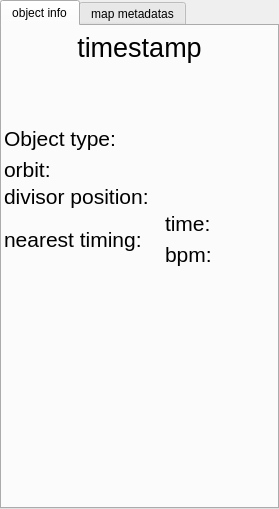
xiangCaO233/MusicMapMaker, file src/ui/infoui/metaui/mmetas.ui: the form before one commit.
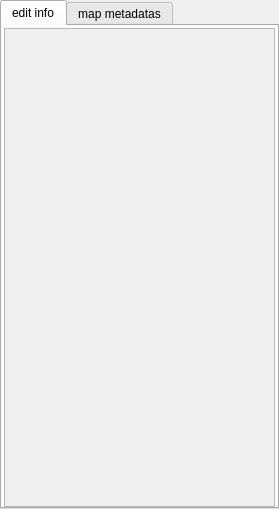
The form after the commit. Icons and pictures are not drawn. Custom widgets are drawn as their Qt base class.

Patch:
```diff
--- a/src/ui/infoui/metaui/mmetas.ui
+++ b/src/ui/infoui/metaui/mmetas.ui
@@ -13,7 +13,7 @@
   <property name="windowTitle">
    <string>Form</string>
   </property>
-  <layout class="QVBoxLayout" name="verticalLayout_3">
+  <layout class="QVBoxLayout" name="verticalLayout_2">
    <property name="spacing">
     <number>0</number>
    </property>
@@ -36,7 +36,7 @@
      </property>
      <widget class="QWidget" name="objectinfo_tab">
       <attribute name="title">
-       <string>object info</string>
+       <string>edit info</string>
       </attribute>
       <layout class="QVBoxLayout" name="verticalLayout_4">
        <property name="spacing">
@@ -55,511 +55,58 @@
         <number>0</number>
        </property>
        <item>
-        <widget class="QWidget" name="timestamp_info" native="true">
-         <layout class="QVBoxLayout" name="verticalLayout">
-          <property name="spacing">
-           <number>16</number>
+        <widget class="QScrollArea" name="scrollArea">
+         <property name="widgetResizable">
+          <bool>true</bool>
+         </property>
+         <widget class="QWidget" name="scrollAreaWidgetContents">
+          <property name="geometry">
+           <rect>
+            <x>0</x>
+            <y>0</y>
+            <width>269</width>
+            <height>477</height>
+           </rect>
           </property>
-          <property name="leftMargin">
-           <number>0</number>
-          </property>
-          <property name="topMargin">
-           <number>4</number>
-          </property>
-          <property name="rightMargin">
-           <number>0</number>
-          </property>
-          <property name="bottomMargin">
-           <number>4</number>
-          </property>
-          <item>
-           <widget class="QLabel" name="timestamp_label">
-            <property name="font">
-             <font>
-              <pointsize>20</pointsize>
-             </font>
-            </property>
-            <property name="text">
-             <string>timestamp</string>
-            </property>
-            <property name="alignment">
-             <set>Qt::AlignmentFlag::AlignCenter</set>
-            </property>
-           </widget>
-          </item>
-          <item>
-           <widget class="QLabel" name="timestam_value">
-            <property name="font">
-             <font>
-              <pointsize>20</pointsize>
-             </font>
-            </property>
-            <property name="styleSheet">
-             <string notr="true">color: #FFA500</string>
-            </property>
-            <property name="text">
-             <string notr="true"/>
-            </property>
-            <property name="alignment">
-             <set>Qt::AlignmentFlag::AlignCenter</set>
-            </property>
-           </widget>
-          </item>
-          <item>
-           <widget class="QWidget" name="typeinfo_container" native="true">
-            <layout class="QHBoxLayout" name="horizontalLayout">
-             <property name="spacing">
-              <number>0</number>
+          <layout class="QVBoxLayout" name="verticalLayout">
+           <property name="spacing">
+            <number>0</number>
+           </property>
+           <property name="leftMargin">
+            <number>0</number>
+           </property>
+           <property name="topMargin">
+            <number>0</number>
+           </property>
+           <property name="rightMargin">
+            <number>0</number>
+           </property>
+           <property name="bottomMargin">
+            <number>12</number>
+           </property>
+           <item>
+            <widget class="ObjectInfoui" name="objinfo_widget" native="true"/>
+           </item>
+           <item>
+            <widget class="TimingInfoui" name="timinginfo_widget" native="true"/>
+           </item>
+           <item>
+            <spacer name="verticalSpacer">
+             <property name="orientation">
+              <enum>Qt::Orientation::Vertical</enum>
              </property>
-             <property name="leftMargin">
-              <number>0</number>
+             <property name="sizeHint" stdset="0">
+              <size>
+               <width>20</width>
+               <height>40</height>
+              </size>
              </property>
-             <property name="topMargin">
-              <number>0</number>
-             </property>
-             <property name="rightMargin">
-              <number>0</number>
-             </property>
-             <property name="bottomMargin">
-              <number>0</number>
-             </property>
-             <item>
-              <widget class="QLabel" name="type_label">
-               <property name="font">
-                <font>
-                 <pointsize>16</pointsize>
-                </font>
-               </property>
-               <property name="text">
-                <string>Object type:</string>
-               </property>
-              </widget>
-             </item>
-             <item>
-              <widget class="QLabel" name="type_value">
-               <property name="palette">
-                <palette>
-                 <active>
-                  <colorrole role="WindowText">
-                   <brush brushstyle="SolidPattern">
-                    <color alpha="255">
-                     <red>0</red>
-                     <green>255</green>
-                     <blue>255</blue>
-                    </color>
-                   </brush>
-                  </colorrole>
-                  <colorrole role="Text">
-                   <brush brushstyle="SolidPattern">
-                    <color alpha="255">
-                     <red>0</red>
-                     <green>255</green>
-                     <blue>255</blue>
-                    </color>
-                   </brush>
-                  </colorrole>
-                 </active>
-                 <inactive>
-                  <colorrole role="WindowText">
-                   <brush brushstyle="SolidPattern">
-                    <color alpha="255">
-                     <red>0</red>
-                     <green>255</green>
-                     <blue>255</blue>
-                    </color>
-                   </brush>
-                  </colorrole>
-                  <colorrole role="Text">
-                   <brush brushstyle="SolidPattern">
-                    <color alpha="255">
-                     <red>0</red>
-                     <green>255</green>
-                     <blue>255</blue>
-                    </color>
-                   </brush>
-                  </colorrole>
-                 </inactive>
-                 <disabled/>
-                </palette>
-               </property>
-               <property name="font">
-                <font>
-                 <pointsize>16</pointsize>
-                </font>
-               </property>
-               <property name="text">
-                <string notr="true"/>
-               </property>
-               <property name="alignment">
-                <set>Qt::AlignmentFlag::AlignRight|Qt::AlignmentFlag::AlignTrailing|Qt::AlignmentFlag::AlignVCenter</set>
-               </property>
-              </widget>
-             </item>
-            </layout>
-           </widget>
-          </item>
-         </layout>
+            </spacer>
+           </item>
+          </layout>
+         </widget>
         </widget>
        </item>
-       <item>
-        <widget class="QWidget" name="orbitinfo_container" native="true">
-         <layout class="QHBoxLayout" name="horizontalLayout_7">
-          <property name="spacing">
-           <number>0</number>
-          </property>
-          <property name="leftMargin">
-           <number>0</number>
-          </property>
-          <property name="topMargin">
-           <number>0</number>
-          </property>
-          <property name="rightMargin">
-           <number>0</number>
-          </property>
-          <property name="bottomMargin">
-           <number>0</number>
-          </property>
-          <item>
-           <widget class="QLabel" name="orbit_label">
-            <property name="font">
-             <font>
-              <pointsize>16</pointsize>
-             </font>
-            </property>
-            <property name="text">
-             <string>orbit:</string>
-            </property>
-           </widget>
-          </item>
-          <item>
-           <widget class="QLabel" name="orbit_value">
-            <property name="palette">
-             <palette>
-              <active>
-               <colorrole role="WindowText">
-                <brush brushstyle="SolidPattern">
-                 <color alpha="255">
-                  <red>85</red>
-                  <green>255</green>
-                  <blue>127</blue>
-                 </color>
-                </brush>
-               </colorrole>
-               <colorrole role="Text">
-                <brush brushstyle="SolidPattern">
-                 <color alpha="255">
-                  <red>85</red>
-                  <green>255</green>
-                  <blue>0</blue>
-                 </color>
-                </brush>
-               </colorrole>
-              </active>
-              <inactive>
-               <colorrole role="WindowText">
-                <brush brushstyle="SolidPattern">
-                 <color alpha="255">
-                  <red>85</red>
-                  <green>255</green>
-                  <blue>127</blue>
-                 </color>
-                </brush>
-               </colorrole>
-               <colorrole role="Text">
-                <brush brushstyle="SolidPattern">
-                 <color alpha="255">
-                  <red>85</red>
-                  <green>255</green>
-                  <blue>0</blue>
-                 </color>
-                </brush>
-               </colorrole>
-              </inactive>
-              <disabled/>
-             </palette>
-            </property>
-            <property name="font">
-             <font>
-              <pointsize>16</pointsize>
-             </font>
-            </property>
-            <property name="text">
-             <string notr="true"/>
-            </property>
-            <property name="alignment">
-             <set>Qt::AlignmentFlag::AlignRight|Qt::AlignmentFlag::AlignTrailing|Qt::AlignmentFlag::AlignVCenter</set>
-            </property>
-           </widget>
-          </item>
-         </layout>
-        </widget>
-       </item>
-       <item>
-        <widget class="QWidget" name="divisor_info_container" native="true">
-         <layout class="QHBoxLayout" name="horizontalLayout_6">
-          <property name="leftMargin">
-           <number>0</number>
-          </property>
-          <property name="topMargin">
-           <number>0</number>
-          </property>
-          <property name="rightMargin">
-           <number>0</number>
-          </property>
-          <property name="bottomMargin">
-           <number>0</number>
-          </property>
-          <item>
-           <widget class="QLabel" name="divisor_label">
-            <property name="font">
-             <font>
-              <pointsize>16</pointsize>
-             </font>
-            </property>
-            <property name="text">
-             <string>divisor position:</string>
-            </property>
-           </widget>
-          </item>
-          <item>
-           <widget class="QLabel" name="divisor_value">
-            <property name="font">
-             <font>
-              <pointsize>16</pointsize>
-             </font>
-            </property>
-            <property name="styleSheet">
-             <string notr="true">color: #FFD700</string>
-            </property>
-            <property name="text">
-             <string notr="true"/>
-            </property>
-            <property name="alignment">
-             <set>Qt::AlignmentFlag::AlignRight|Qt::AlignmentFlag::AlignTrailing|Qt::AlignmentFlag::AlignVCenter</set>
-            </property>
-           </widget>
-          </item>
-         </layout>
-        </widget>
-       </item>
-       <item>
-        <widget class="QWidget" name="ntiming_container" native="true">
-         <layout class="QHBoxLayout" name="horizontalLayout_5">
-          <property name="leftMargin">
-           <number>0</number>
-          </property>
-          <property name="topMargin">
-           <number>0</number>
-          </property>
-          <property name="rightMargin">
-           <number>0</number>
-          </property>
-          <property name="bottomMargin">
-           <number>0</number>
-          </property>
-          <item>
-           <widget class="QLabel" name="ntiming_label">
-            <property name="font">
-             <font>
-              <pointsize>16</pointsize>
-             </font>
-            </property>
-            <property name="text">
-             <string>nearest timing:</string>
-            </property>
-           </widget>
-          </item>
-          <item>
-           <spacer name="horizontalSpacer">
-            <property name="orientation">
-             <enum>Qt::Orientation::Horizontal</enum>
-            </property>
-            <property name="sizeHint" stdset="0">
-             <size>
-              <width>40</width>
-              <height>20</height>
-             </size>
-            </property>
-           </spacer>
-          </item>
-          <item>
-           <widget class="QWidget" name="ntiming_info_container" native="true">
-            <layout class="QVBoxLayout" name="verticalLayout_2">
-             <property name="leftMargin">
-              <number>0</number>
-             </property>
-             <property name="topMargin">
-              <number>0</number>
-             </property>
-             <property name="rightMargin">
-              <number>0</number>
-             </property>
-             <property name="bottomMargin">
-              <number>0</number>
-             </property>
-             <item>
-              <widget class="QWidget" name="ntiming_time_container" native="true">
-               <layout class="QHBoxLayout" name="horizontalLayout_3">
-                <property name="leftMargin">
-                 <number>0</number>
-                </property>
-                <property name="topMargin">
-                 <number>0</number>
-                </property>
-                <property name="rightMargin">
-                 <number>0</number>
-                </property>
-                <property name="bottomMargin">
-                 <number>0</number>
-                </property>
-                <item>
-                 <widget class="QLabel" name="ntiming_time_label">
-                  <property name="font">
-                   <font>
-                    <pointsize>16</pointsize>
-                   </font>
-                  </property>
-                  <property name="text">
-                   <string>time:</string>
-                  </property>
-                 </widget>
-                </item>
-                <item>
-                 <widget class="QLabel" name="ntiming_time_value">
-                  <property name="font">
-                   <font>
-                    <pointsize>14</pointsize>
-                   </font>
-                  </property>
-                  <property name="styleSheet">
-                   <string notr="true">color: #FFA500</string>
-                  </property>
-                  <property name="text">
-                   <string notr="true"/>
-                  </property>
-                  <property name="alignment">
-                   <set>Qt::AlignmentFlag::AlignRight|Qt::AlignmentFlag::AlignTrailing|Qt::AlignmentFlag::AlignVCenter</set>
-                  </property>
-                 </widget>
-                </item>
-               </layout>
-              </widget>
-             </item>
-             <item>
-              <widget class="QWidget" name="ntiming_bpm_container" native="true">
-               <layout class="QHBoxLayout" name="horizontalLayout_4">
-                <property name="leftMargin">
-                 <number>0</number>
-                </property>
-                <property name="topMargin">
-                 <number>0</number>
-                </property>
-                <property name="rightMargin">
-                 <number>0</number>
-                </property>
-                <property name="bottomMargin">
-                 <number>0</number>
-                </property>
-                <item>
-                 <widget class="QLabel" name="ntiming_bpm_label">
-                  <property name="font">
-                   <font>
-                    <pointsize>16</pointsize>
-                   </font>
-                  </property>
-                  <property name="text">
-                   <string notr="true">bpm:</string>
-                  </property>
-                 </widget>
-                </item>
-                <item>
-                 <widget class="QLabel" name="ntiming_bpm_value">
-                  <property name="font">
-                   <font>
-                    <pointsize>14</pointsize>
-                   </font>
-                  </property>
-                  <property name="styleSheet">
-                   <string notr="true">color: #FFB6C1</string>
-                  </property>
-                  <property name="text">
-                   <string notr="true"/>
-                  </property>
-                  <property name="alignment">
-                   <set>Qt::AlignmentFlag::AlignRight|Qt::AlignmentFlag::AlignTrailing|Qt::AlignmentFlag::AlignVCenter</set>
-                  </property>
-                 </widget>
-                </item>
-               </layout>
-              </widget>
-             </item>
-            </layout>
-           </widget>
-          </item>
-          <item>
-           <spacer name="horizontalSpacer_2">
-            <property name="orientation">
-             <enum>Qt::Orientation::Horizontal</enum>
-            </property>
-            <property name="sizeHint" stdset="0">
-             <size>
-              <width>40</width>
-              <height>20</height>
-             </size>
-            </property>
-           </spacer>
-          </item>
-          <item>
-           <widget class="QPushButton" name="goto_timing_button">
-            <property name="minimumSize">
-             <size>
-              <width>22</width>
-              <height>22</height>
-             </size>
-            </property>
-            <property name="maximumSize">
-             <size>
-              <width>22</width>
-              <height>22</height>
-             </size>
-            </property>
-            <property name="toolTip">
-             <string>go to this timing position</string>
-            </property>
-            <property name="text">
-             <string/>
-            </property>
-            <property name="icon">
-             <iconset resource="../../../../resources/glsrcs.qrc">
-              <normaloff>:/icons/angle-right.svg</normaloff>:/icons/angle-right.svg</iconset>
-            </property>
-            <property name="iconSize">
-             <size>
-              <width>16</width>
-              <height>16</height>
-             </size>
-            </property>
-            <property name="flat">
-             <bool>true</bool>
-            </property>
-           </widget>
-          </item>
-         </layout>
-        </widget>
-       </item>
-       <item>
-        <spacer name="verticalSpacer">
-         <property name="orientation">
-          <enum>Qt::Orientation::Vertical</enum>
-         </property>
-         <property name="sizeHint" stdset="0">
-          <size>
-           <width>20</width>
-           <height>40</height>
-          </size>
-         </property>
-        </spacer>
-       </item>
       </layout>
      </widget>
      <widget class="QWidget" name="map_metas_tab">
@@ -591,8 +138,20 @@
    </item>
   </layout>
  </widget>
- <resources>
-  <include location="../../../../resources/glsrcs.qrc"/>
- </resources>
+ <customwidgets>
+  <customwidget>
+   <class>ObjectInfoui</class>
+   <extends>QWidget</extends>
+   <header location="global">objectinfoui.h</header>
+   <container>1</container>
+  </customwidget>
+  <customwidget>
+   <class>TimingInfoui</class>
+   <extends>QWidget</extends>
+   <header location="global">timinginfoui.h</header>
+   <container>1</container>
+  </customwidget>
+ </customwidgets>
+ <resources/>
  <connections/>
 </ui>
```
Left out of the diff: 2 changed lines with no effect on the pictures.
